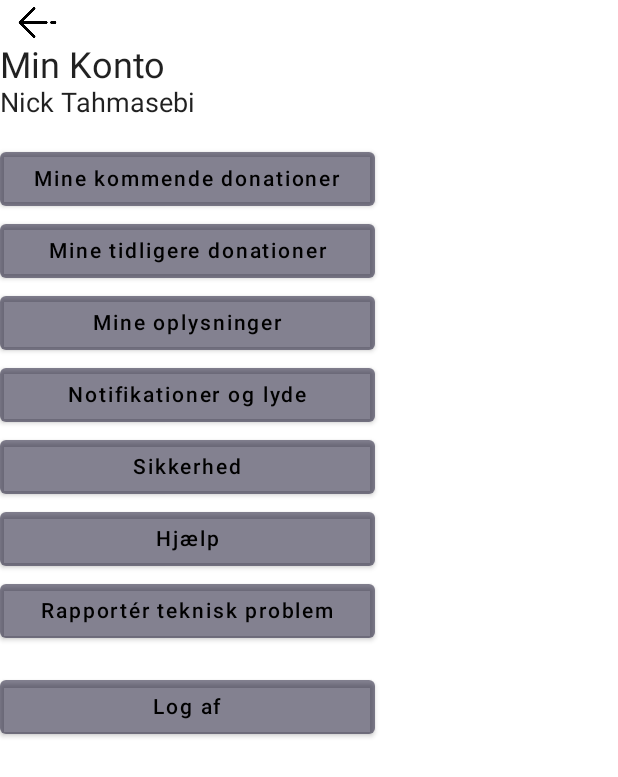
After one commit to MathildeElia/beKindApp, an Android app built with Jetpack Compose: the composable MinKonto shown on its own in the app's theme, on a phone screen of 412 x 824 dp. The commit adds this screen. Shown: the top 777 px of the screen. Run offline under Robolectric (Android 15) with nearby library versions, the phone set to English and light mode, and no system bars.

Commit message:
MinKonto side tilføjet

```diff
--- a/app/src/main/java/com/example/kind1/MainActivity.kt
+++ b/app/src/main/java/com/example/kind1/MainActivity.kt
@@ -27,15 +27,19 @@ class MainActivity : ComponentActivity() {
         setContent {
             Kind1Theme {
                 KindApp()
+
             }
         }
     }
 }
 val text1 = "Begynd at byg dit personlige portefølje af velgørenhed i dag!"
+val text2= "Min Konto"
+val text3 = "Nick Tahmasebi" //midlertidig løsning - skal selvfølgelig være den bruger der logger på
+
 @Preview
 
     (showBackground = true)
 @Composable
 fun KindApp() {
-    Navigation()
-}
+   Navigation()
+    }
--- /dev/null
+++ b/app/src/main/java/com/example/kind1/MinKonto.kt
@@ -0,0 +1,132 @@
+package com.example.kind1
+
+import androidx.compose.foundation.Image
+import androidx.compose.foundation.clickable
+import androidx.compose.foundation.layout.*
+import androidx.compose.material.Button
+import androidx.compose.material.ButtonDefaults
+import androidx.compose.material.Text
+import androidx.compose.runtime.Composable
+import androidx.compose.ui.Alignment
+import androidx.compose.ui.Modifier
+import androidx.compose.ui.graphics.Color
+import androidx.compose.ui.res.painterResource
+import androidx.compose.ui.res.stringResource
+import androidx.compose.ui.tooling.preview.Preview
+import androidx.compose.ui.unit.dp
+import androidx.compose.ui.unit.sp
+import androidx.navigation.NavController
+
+@Composable
+fun MinKonto(/*modifier: Modifier = Modifier, navController: NavController*/)
+
+{
+    Column (
+        Modifier
+            .fillMaxSize()
+            .wrapContentSize(Alignment.TopCenter)) {
+        Row(Modifier.align(Alignment.Start)){
+            Image(painter = painterResource(id = R.drawable.backbutton), contentDescription = null,
+                modifier = Modifier
+                    .clickable {
+                        //navController.navigate(Screen.KindFront.route)
+                    }
+                    .size(width = 50.dp, height = 30.dp)
+            )
+        }
+
+        Text(
+            text = text2,
+            fontSize = 24.sp,
+            modifier = Modifier
+                .fillMaxWidth()
+                .wrapContentWidth(Alignment.Start)
+
+        )
+
+        Text(
+            text = text3,
+            fontSize = 18.sp,
+            modifier = Modifier
+                .fillMaxWidth()
+                .wrapContentWidth(Alignment.Start)
+        )
+
+        /*
+        Image(
+            painter = painterResource(R.drawable.bekindforside),
+            contentDescription = "forside billede"
+            )
+         */
+
+        Spacer(modifier = Modifier.height(16.dp))
+
+        Button(onClick = {
+            //navController.navigate(Screen.KindLogin.route)
+
+        },modifier = Modifier.width(250.dp),
+            colors = ButtonDefaults.buttonColors
+                (backgroundColor =  Color(R.color.palegreen))){
+            Text(stringResource(R.string.kommende))
+
+            //Color(R.color.darkgreen)
+        }
+        Button(onClick = {
+           // navController.navigate(Screen.KindSignUp.route)
+        }, modifier = Modifier.width(250.dp),
+            colors = ButtonDefaults.buttonColors
+                (backgroundColor =  Color(R.color.darkgreen))){
+            Text(stringResource(R.string.tidligere))
+        }
+        Button(onClick = {
+           // navController.navigate(Screen.KindStart.withArgs("Gæst"))
+        },modifier = Modifier.width(250.dp),
+            colors = ButtonDefaults.buttonColors
+                (backgroundColor =  Color(R.color.darkgreen)) ){
+            Text(stringResource(R.string.oplysninger))
+        }
+        Button(onClick = {
+            // navController.navigate(Screen.KindStart.withArgs("Gæst"))
+        },modifier = Modifier.width(250.dp),
+            colors = ButtonDefaults.buttonColors
+                (backgroundColor =  Color(R.color.darkgreen)) ){
+            Text(stringResource(R.string.notifikationer))
+        }
+        Button(onClick = {
+            // navController.navigate(Screen.KindStart.withArgs("Gæst"))
+        },modifier = Modifier.width(250.dp),
+            colors = ButtonDefaults.buttonColors
+                (backgroundColor =  Color(R.color.darkgreen)) ){
+            Text(stringResource(R.string.sikkerhed))
+        }
+        Button(onClick = {
+            // navController.navigate(Screen.KindStart.withArgs("Gæst"))
+        },modifier = Modifier.width(250.dp),
+            colors = ButtonDefaults.buttonColors
+                (backgroundColor =  Color(R.color.darkgreen)) ){
+            Text(stringResource(R.string.hjælp))
+        }
+        Button(onClick = {
+            // navController.navigate(Screen.KindStart.withArgs("Gæst"))
+        },modifier = Modifier.width(250.dp),
+            colors = ButtonDefaults.buttonColors
+                (backgroundColor =  Color(R.color.darkgreen)) ){
+            Text(stringResource(R.string.problem))
+        }
+        Spacer(modifier = Modifier.height(16.dp))
+
+        Button(onClick = {
+            // navController.navigate(Screen.KindStart.withArgs("Gæst"))
+        },modifier = Modifier.width(250.dp),
+            colors = ButtonDefaults.buttonColors
+                (backgroundColor =  Color(R.color.darkgreen)) ){
+            Text(stringResource(R.string.logaf))
+        }
+    }
+}
+@Preview
+    (showBackground = true)
+@Composable
+fun MinKontoPreview() {
+    MinKonto()
+}
--- a/app/src/main/res/values/strings.xml
+++ b/app/src/main/res/values/strings.xml
@@ -3,5 +3,14 @@
     <string name="log">Log ind</string>
     <string name="sign">Opret bruger</string>
     <string name="senere">måske senere</string>
+    <string name ="kommende">Mine kommende donationer</string>
+    <string name ="tidligere">Mine tidligere donationer</string>
+    <string name ="oplysninger">Mine oplysninger</string>
+    <string name ="notifikationer">Notifikationer og lyde</string>
+    <string name ="sikkerhed">Sikkerhed</string>
+    <string name ="hjælp">Hjælp</string>
+    <string name ="problem">Rapportér teknisk problem</string>
+    <string name ="logaf">Log af</string>
+
 
 </resources>
```
Also changed, not shown: app/src/main/java/com/example/kind1/KindLogin.kt (+0 -8 lines).
